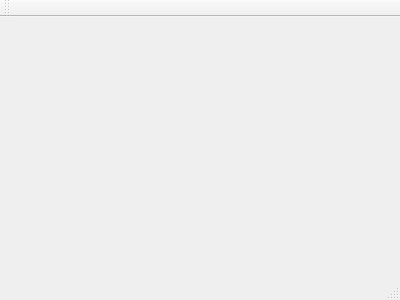
This is mainwindow.ui in Damianeroos/Wykrywanie_Ruchomych_Obiektow as Qt 5 draws it before an edit. The edited form follows.
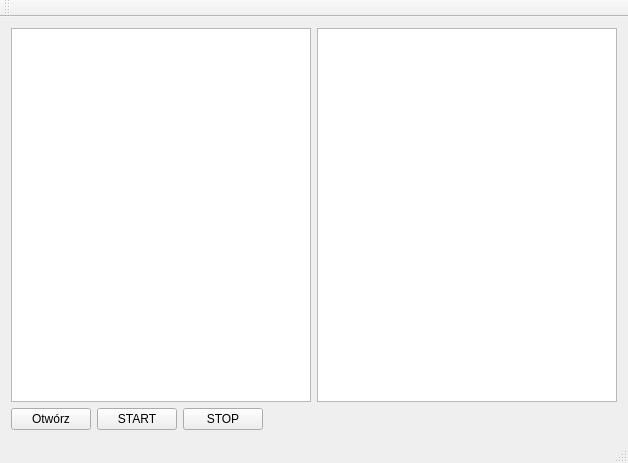
This is the edited form.

```diff
--- a/mainwindow.ui
+++ b/mainwindow.ui
@@ -1,24 +1,94 @@
 <ui version="4.0">
  <class>MainWindow</class>
- <widget class="QMainWindow" name="MainWindow" >
-  <property name="geometry" >
+ <widget class="QMainWindow" name="MainWindow">
+  <property name="geometry">
    <rect>
     <x>0</x>
     <y>0</y>
-    <width>400</width>
-    <height>300</height>
+    <width>628</width>
+    <height>463</height>
    </rect>
   </property>
   <property name="windowTitle" >
    <string>MainWindow</string>
   </property>
-  <widget class="QMenuBar" name="menuBar" />
-  <widget class="QToolBar" name="mainToolBar" />
-  <widget class="QWidget" name="centralWidget" />
-  <widget class="QStatusBar" name="statusBar" />
+  <widget class="QWidget" name="centralWidget">
+   <layout class="QVBoxLayout" name="verticalLayout_2">
+    <item>
+     <layout class="QVBoxLayout" name="verticalLayout">
+      <item>
+       <layout class="QHBoxLayout" name="horizontalLayout">
+        <item>
+         <widget class="QGraphicsView" name="leftView"/>
+        </item>
+        <item>
+         <widget class="QGraphicsView" name="rightView"/>
+        </item>
+       </layout>
+      </item>
+      <item>
+       <layout class="QHBoxLayout" name="horizontalLayout_2">
+        <item>
+         <widget class="QPushButton" name="OpenFile">
+          <property name="text">
+           <string>Otwórz</string>
+          </property>
+         </widget>
+        </item>
+        <item>
+         <widget class="QPushButton" name="PlayButton">
+          <property name="text">
+           <string>START</string>
+          </property>
+         </widget>
+        </item>
+        <item>
+         <widget class="QPushButton" name="StopButton">
+          <property name="text">
+           <string>STOP</string>
+          </property>
+         </widget>
+        </item>
+        <item>
+         <spacer name="horizontalSpacer">
+          <property name="orientation">
+           <enum>Qt::Horizontal</enum>
+          </property>
+          <property name="sizeHint" stdset="0">
+           <size>
+            <width>40</width>
+            <height>20</height>
+           </size>
+          </property>
+         </spacer>
+        </item>
+       </layout>
+      </item>
+     </layout>
+    </item>
+   </layout>
+  </widget>
+  <widget class="QMenuBar" name="menuBar">
+   <property name="geometry">
+    <rect>
+     <x>0</x>
+     <y>0</y>
+     <width>628</width>
+     <height>22</height>
+    </rect>
+   </property>
+  </widget>
+  <widget class="QToolBar" name="mainToolBar">
+   <attribute name="toolBarArea">
+    <enum>TopToolBarArea</enum>
+   </attribute>
+   <attribute name="toolBarBreak">
+    <bool>false</bool>
+   </attribute>
+  </widget>
+  <widget class="QStatusBar" name="statusBar"/>
  </widget>
- <layoutDefault spacing="6" margin="11" />
- <pixmapfunction></pixmapfunction>
+ <layoutdefault spacing="6" margin="11"/>
  <resources/>
  <connections/>
 </ui>
```
Left out of the diff: 3 changed lines with no effect on the pictures.
